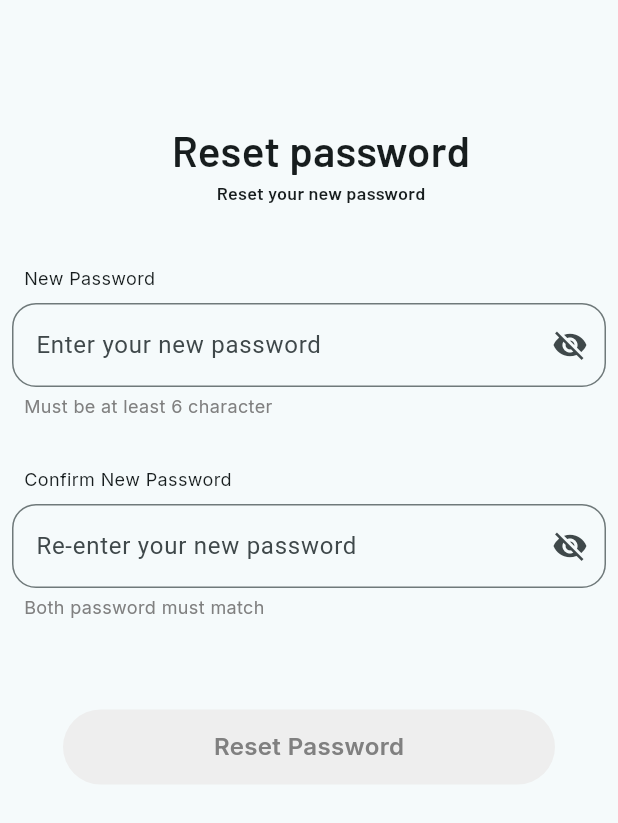
After one commit to Ismail-Jabiulla/newspaper, a Flutter app: the ConfirmPasswordScreen screen opened directly, on a phone screen of 412 x 824 dp. The commit adds this screen. Shown: the top 823 px of the screen. Run offline on Flutter 3.47's test engine with Material 3 defaults, Android fonts, the phone set to English and light mode, and no system bars; our stand-ins replace carousel_slider, dots_indicator, flutter_svg, google_fonts, pinput, smooth_page_indicator; missing offline and left inert: new_pinput.

Commit message:
-forget Password -Reset Password -add logOut in profile

```diff
--- a/lib/main.dart
+++ b/lib/main.dart
@@ -1,6 +1,6 @@
 import 'package:flutter/material.dart';
 import 'package:newspaper/demo.dart';
-import 'package:newspaper/practice.dart';
+import 'package:newspaper/test.dart';
 import 'package:newspaper/screen/bottomNavigationScreen.dart';
 import 'package:newspaper/screen/homePageScreen.dart';
 import 'categorykid/politics.dart';
--- /dev/null
+++ b/lib/profile_screen/confirm_password.dart
@@ -0,0 +1,149 @@
+import 'package:flutter/gestures.dart';
+import 'package:flutter/material.dart';
+import 'package:newspaper/constants/colors.dart';
+import 'package:newspaper/constants/fonts_widgets.dart';
+import 'package:newspaper/constants/image_strings.dart';
+import 'package:google_fonts/google_fonts.dart';
+import 'package:newspaper/profile_screen/signin_screen.dart';
+
+class ConfirmPasswordScreen extends StatelessWidget {
+  const ConfirmPasswordScreen({super.key});
+
+  @override
+  Widget build(BuildContext context) {
+    return Scaffold(
+      body: SingleChildScrollView(
+        child: Column(
+          crossAxisAlignment: CrossAxisAlignment.center,
+          mainAxisAlignment: MainAxisAlignment.start,
+          children: [
+
+            ///--------------background and text----------------
+            Padding(
+              padding: const EdgeInsets.only(top: 80.0, left: 16,),
+              child: Container(
+                alignment: AlignmentDirectional.center,
+                child: Column(
+                  crossAxisAlignment: CrossAxisAlignment.center,
+                  children: [
+                    Text(
+                      'Reset password',
+                      style: GoogleFonts.barlow(
+                        textStyle: TextStyle(
+                          fontSize: 28,
+                          fontWeight: FontWeights.SemiBold,
+                        ),
+                      ),
+                    ),
+                    Text(
+                      'Reset your new password',
+                      style: GoogleFonts.barlow(
+                        textStyle: TextStyle(
+                          fontSize: 12,
+                          fontWeight: FontWeights.SemiBold,
+                        ),
+                      ),
+                    ),
+                  ],
+                ),
+              ),
+            ),
+
+            ///---------New Password--------------
+            Padding(
+              padding: const EdgeInsets.only(top: 40.0, left: 16.0, right: 8.0),
+              child: Container(
+                  alignment: AlignmentDirectional.bottomStart,
+                  child: Text(
+                    'New Password',
+                    style: GoogleFonts.inter(fontSize: 12),
+                  )),
+            ),
+            Padding(
+              padding: const EdgeInsets.only(top: 8.0, right: 8, left: 8),
+              child: TextField(
+                //keyboardType: TextInputType.visiblePassword,
+                obscureText: true,
+                decoration: InputDecoration(
+                    hintText: 'Enter your new password',
+                    suffixIcon: Icon(Icons.visibility_off),
+                    border: OutlineInputBorder(
+                        borderRadius: BorderRadius.circular(16),
+                        borderSide: BorderSide(color: Colors.black87))),
+              ),
+            ),
+            Padding(
+              padding: const EdgeInsets.only(top: 4.0, left: 16.0, right: 8.0),
+              child: Container(
+                  alignment: AlignmentDirectional.bottomStart,
+                  child: Text(
+                    'Must be at least 6 character',
+                    style: GoogleFonts.inter(fontSize: 12, color: AppColors.colorGreyDark),
+                  )),
+            ),
+
+            ///---------Confirm New Password--------------
+            Padding(
+              padding: const EdgeInsets.only(top: 32.0, left: 16.0, right: 8.0),
+              child: Container(
+                  alignment: AlignmentDirectional.bottomStart,
+                  child: Text(
+                    'Confirm New Password',
+                    style: GoogleFonts.inter(fontSize: 12),
+                  )),
+            ),
+            Padding(
+              padding: const EdgeInsets.only(top: 8.0, right: 8, left: 8),
+              child: TextField(
+                //keyboardType: TextInputType.visiblePassword,
+                obscureText: true,
+                decoration: InputDecoration(
+                  //labelText: 'Enter your password',
+                    hintText: 'Re-enter your new password',
+                    suffixIcon: Icon(Icons.visibility_off),
+                    border: OutlineInputBorder(
+                        borderRadius: BorderRadius.circular(16),
+                        borderSide: BorderSide(color: Colors.black87))),
+              ),
+            ),
+            Padding(
+              padding: const EdgeInsets.only(top: 4.0, left: 16.0, right: 8.0),
+              child: Container(
+                  alignment: AlignmentDirectional.bottomStart,
+                  child: Text(
+                    'Both password must match',
+                    style: GoogleFonts.inter(fontSize: 12, color: AppColors.colorGreyDark),
+                  )),
+            ),
+
+            ///----------button--------
+            Padding(
+              padding: const EdgeInsets.only(top: 60.0),
+              child: GestureDetector(
+                onTap: () {},
+                child: Container(
+                    alignment: AlignmentDirectional.center,
+                    height: 50,
+                    width: 328,
+                    decoration: BoxDecoration(
+                      color: AppColors.colorGrey,
+                      borderRadius: BorderRadius.circular(32),
+                    ),
+                    child: Text(
+                      'Reset Password',
+                      style: GoogleFonts.inter(
+                        textStyle: TextStyle(
+                            fontSize: 16,
+                            fontWeight: FontWeights.SemiBold,
+                            color: AppColors.colorGreyDark),
+                      ),
+                    )),
+              ),
+            ),
+
+          ],
+        ),
+      ),
+    );
+  }
+}
```
Also changed, not shown: lib/profile_screen/complete_screen01.dart (+32 -1 lines), lib/profile_screen/forget_password.dart (added, +109 -0 lines), lib/test.dart (renamed from lib/practice.dart, +6 -1 lines).
